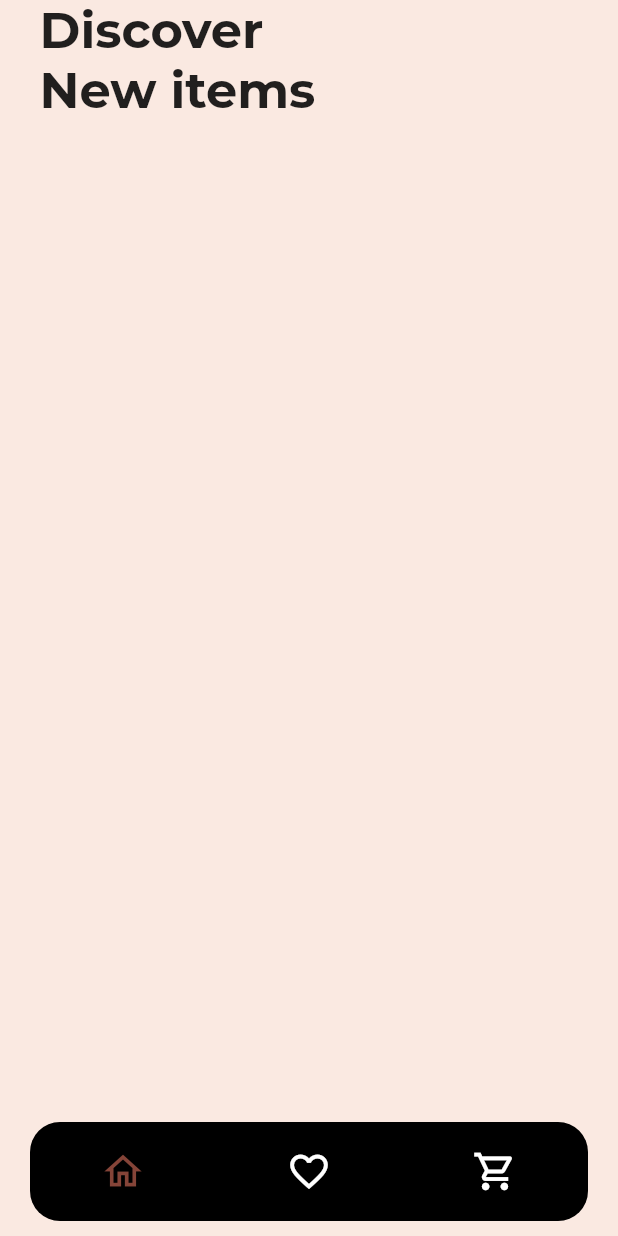
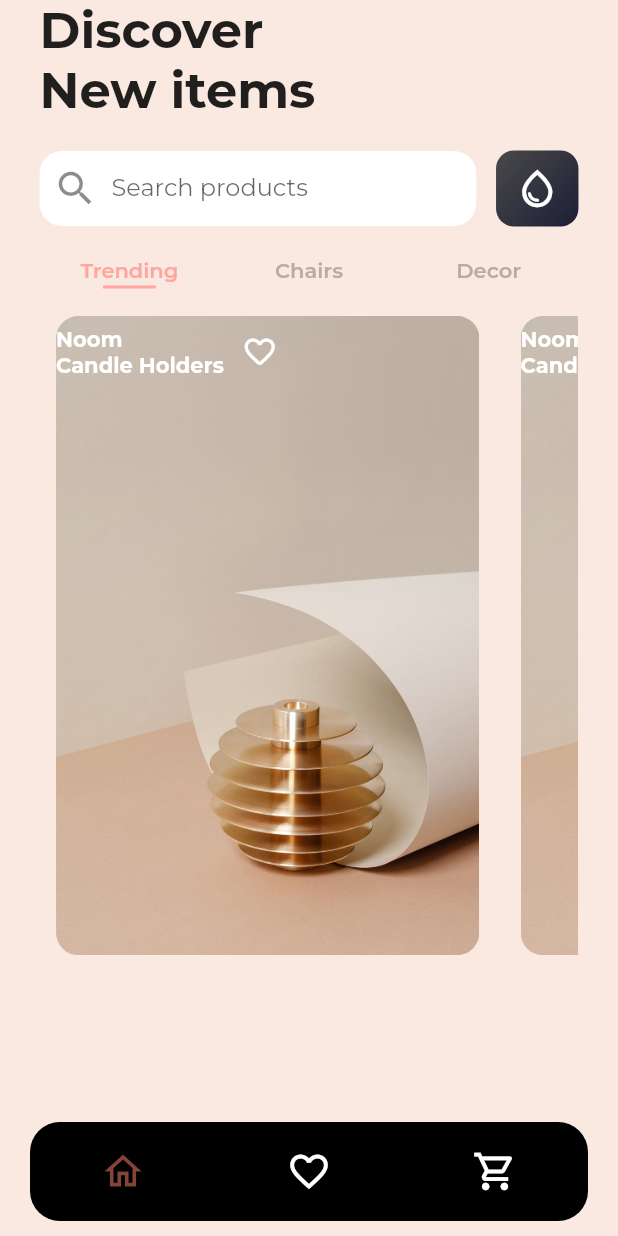
Before and after one commit to JustifiedTech/flutter_animated_ecommerce, a Flutter app: the HomeScreen screen opened by its route, on a phone screen of 412 x 824 dp. Run offline on Flutter 3.47's test engine with Material 2 defaults, Android fonts, the phone set to English and light mode, and no system bars; our stand-ins replace flutter_bloc, flutter_svg, google_fonts.

Commit message:
trending ui

```diff
--- a/lib/user_interface/components/default_card.dart
+++ b/lib/user_interface/components/default_card.dart
@@ -10,6 +10,7 @@ class DefaultCard extends StatelessWidget {
       required this.width,
       required this.child,
       this.color = kWhiteColor,
+      this.gradient,
       this.radius = 8})
       : super(key: key);
   final double height;
@@ -17,6 +18,7 @@ class DefaultCard extends StatelessWidget {
   final Widget child;
   final double radius;
   final Color color;
+  final Gradient? gradient;
 
   @override
   Widget build(BuildContext context) {
@@ -24,7 +26,9 @@ class DefaultCard extends StatelessWidget {
       height: getProportionateScreenHeight(height),
       width: getProportionateScreenWidth(width),
       decoration: BoxDecoration(
-          color: color, borderRadius: BorderRadius.circular(radius)),
+          gradient: gradient,
+          color: color,
+          borderRadius: BorderRadius.circular(radius)),
       child: Center(child: child),
     );
   }
--- /dev/null
+++ b/lib/user_interface/home/chairs.dart
@@ -0,0 +1,15 @@
+import 'package:flutter/material.dart';
+
+class Chairs extends StatefulWidget {
+  const Chairs({Key? key}) : super(key: key);
+
+  @override
+  State<Chairs> createState() => _ChairsState();
+}
+
+class _ChairsState extends State<Chairs> {
+  @override
+  Widget build(BuildContext context) {
+    return Container();
+  }
+}
--- /dev/null
+++ b/lib/user_interface/home/decor.dart
@@ -0,0 +1,15 @@
+import 'package:flutter/material.dart';
+
+class Decor extends StatefulWidget {
+  const Decor({Key? key}) : super(key: key);
+
+  @override
+  State<Decor> createState() => _DecorState();
+}
+
+class _DecorState extends State<Decor> {
+  @override
+  Widget build(BuildContext context) {
+    return Container();
+  }
+}
--- a/lib/user_interface/home/home_screen.dart
+++ b/lib/user_interface/home/home_screen.dart
@@ -1,12 +1,50 @@
 import 'package:flutter/material.dart';
+import 'package:team_apt_task/user_interface/components/default_card.dart';
 import 'package:team_apt_task/utils/config/size_config.dart';
 
+import '../../utils/config/constants.dart';
 import '../../utils/config/enums.dart';
 import '../components/bottom_navigation.dart';
 import '../components/padded.dart';
+import '../components/space.dart';
+import 'chairs.dart';
+import 'decor.dart';
+import 'trending.dart';
 
-class HomeScreen extends StatelessWidget {
+class HomeScreen extends StatefulWidget {
   const HomeScreen({Key? key}) : super(key: key);
+
+  @override
+  State<HomeScreen> createState() => _HomeScreenState();
+}
+
+class _HomeScreenState extends State<HomeScreen>
+    with SingleTickerProviderStateMixin {
+  late TabController _tabController;
+
+  int get tabIndex => _tabController.index;
+
+  int _selectedIndex = 0;
+
+  @override
+  void initState() {
+    super.initState();
+
+    _tabController = TabController(length: 3, vsync: this);
+    _tabController.addListener(() {
+      setState(() {});
+    });
+  }
+
+  void navigate(int index) {
+    _tabController.animateTo(index);
+  }
+
+  @override
+  void dispose() {
+    super.dispose();
+    _tabController.dispose();
+  }
 
   @override
   Widget build(BuildContext context) {
@@ -15,13 +53,80 @@ class HomeScreen extends StatelessWidget {
         child: Padded(
             space: 24,
             child: Column(
+              crossAxisAlignment: CrossAxisAlignment.start,
               children: [
                 Text(
                   'Discover\nNew items',
                   style: TextStyle(
                       fontSize: getProportionateScreenWidth(30),
                       fontWeight: FontWeight.bold),
-                )
+                ),
+                const Space(
+                  height: 20,
+                ),
+                Row(
+                  children: [
+                    Expanded(
+                        child: TextFormField(
+                      decoration: const InputDecoration(
+                          prefixIcon: Icon(Icons.search, size: 30),
+                          filled: true,
+                          fillColor: kWhiteColor,
+                          hintText: 'Search products'),
+                    )),
+                    const Space(
+                      width: 12,
+                    ),
+                    const DefaultCard(
+                      gradient: LinearGradient(
+                          colors: [kGreyColor2, kBlackColor],
+                          begin: Alignment.topLeft,
+                          end: Alignment.bottomRight),
+                      radius: 12,
+                      // color: kBlackColor,
+                      height: 50,
+                      width: 50,
+                      child: Icon(
+                        Icons.water_drop_outlined,
+                        size: 30,
+                        color: kWhiteColor,
+                      ),
+                    ),
+                  ],
+                ),
+                const Space(height: 20),
+                DefaultTabController(
+                    length: 3,
+                    child: TabBar(
+                      labelStyle: const TextStyle(fontWeight: FontWeight.w600),
+                      labelColor: kContainerColor,
+                      unselectedLabelColor: kLabelColor,
+                      indicatorSize: TabBarIndicatorSize.label,
+                      indicator: const UnderlineTabIndicator(
+                        borderSide: BorderSide(
+                          color: kContainerColor,
+                          width: 2,
+                        ),
+                        insets: EdgeInsets.only(
+                          bottom: -2,
+                          left: 15,
+                          right: 15,
+                        ),
+                      ),
+                      controller: _tabController,
+                      tabs: const [
+                        Text('Trending'),
+                        Text('Chairs'),
+                        Text('Decor')
+                      ],
+                    )),
+                const Space(height: 20),
+                Expanded(
+                  // height: ,
+                  child: TabBarView(
+                      controller: _tabController,
+                      children: const [Trending(), Chairs(), Decor()]),
+                ),
               ],
             )),
       ),
--- /dev/null
+++ b/lib/user_interface/home/trending.dart
@@ -0,0 +1,59 @@
+import 'package:flutter/material.dart';
+
+import '../../utils/config/constants.dart';
+import '../../utils/config/size_config.dart';
+import '../components/default_card.dart';
+
+class Trending extends StatefulWidget {
+  const Trending({Key? key}) : super(key: key);
+
+  @override
+  State<Trending> createState() => _TrendingState();
+}
+
+class _TrendingState extends State<Trending> {
+  int _selectedIndex = 0;
+  @override
+  Widget build(BuildContext context) {
+    return ListView.builder(
+        shrinkWrap: true,
+        scrollDirection: Axis.horizontal,
+        itemCount: 3,
+        itemBuilder: (context, index) {
+          return Container(
+            margin: EdgeInsets.only(
+                right: getProportionateScreenWidth(15),
+                left: getProportionateScreenWidth(10)),
+            child: Stack(
+              children: [
+                Container(
+                  decoration:
+                      BoxDecoration(borderRadius: BorderRadius.circular(15)),
+                  height: getProportionateScreenHeight(420),
+                  child: ClipRRect(
+                    borderRadius: BorderRadius.circular(15),
+                    child: Image.asset(
+                      'assets/images/noom-candle-holder.jpeg',
+                      fit: BoxFit.cover,
+                    ),
+                  ),
+                ),
+                Row(
+                  children: [
+                    Text(
+                      'Noom \nCandle Holders',
+                      style: TextStyle(
+                          fontWeight: FontWeight.bold, color: kWhiteColor),
+                    ),
+                    IconButton(
+                        onPressed: () {},
+                        icon: Icon(Icons.favorite_border_rounded,
+                            color: kWhiteColor))
+                  ],
+                )
+              ],
+            ),
+          );
+        });
+  }
+}
--- a/lib/utils/config/constants.dart
+++ b/lib/utils/config/constants.dart
@@ -1,5 +1,4 @@
 import 'package:flutter/material.dart';
-import 'package:google_fonts/google_fonts.dart';
 
 const kDarkColor = Color(0xFF000000);
 const kBackground = Color(0xFFFAE9E1);
@@ -10,6 +9,8 @@ const kPrimaryColor = Color(0xFF854438);
 const kButtonColor = Color(0xFFD2AE94);
 const kGreenColor = Color(0xFF82A99F);
 const kGreyColor = Color(0xFFBCB9A9);
+const kLabelColor = Color(0xFFBAAAA6);
+const kGreyColor2 = Color.fromARGB(255, 73, 73, 72);
 const kContainerColor = Color(0xFFFFA79E);
 const kRed = Color(0xFFE60606);
 const kPinkColor = Color(0xFFF3B7AE);
--- a/lib/utils/config/theme.dart
+++ b/lib/utils/config/theme.dart
@@ -30,18 +30,18 @@ class Themes {
 
   static InputDecorationTheme inputDecorationTheme() {
     OutlineInputBorder outlineInputBorder = const OutlineInputBorder(
-        borderSide: BorderSide(width: 0.8, color: kGreyColor),
-        borderRadius: BorderRadius.all(Radius.circular(8)),
+        borderSide: BorderSide.none,
+        borderRadius: BorderRadius.all(Radius.circular(15)),
         gapPadding: 5);
     OutlineInputBorder errorInputBorder = const OutlineInputBorder(
-        gapPadding: 5,
+        // gapPadding: 5,
         borderSide: BorderSide(
           color: Colors.red,
-          width: 0.8,
+          width: 0.5,
         ),
-        borderRadius: BorderRadius.all(Radius.circular(8)));
+        borderRadius: BorderRadius.all(Radius.circular(15)));
     return InputDecorationTheme(
-      contentPadding: const EdgeInsets.symmetric(horizontal: 10, vertical: 20),
+      contentPadding: const EdgeInsets.symmetric(horizontal: 10, vertical: 15),
       enabledBorder: outlineInputBorder,
       focusedBorder: outlineInputBorder,
       border: outlineInputBorder,
```
Also changed, not shown: assets/images/Black-Glass-soy-candle.jpeg (deleted), assets/images/candle1.jpeg (deleted), assets/images/candle2.jpeg (deleted), assets/images/candle3.jpeg (deleted), assets/images/candle4.jpg (deleted), assets/images/candle5.jpeg (deleted), assets/images/candle6.jpeg (deleted), assets/images/candle7.jpeg (deleted), assets/images/icons8-right-arrow-50.png (deleted), assets/images/noom-candle-holder.jpeg (added), assets/images/noom-candle-holder2.jpg (added), assets/images/noom-gabo-vase.jpeg (added), assets/images/toolkit.png (deleted).
